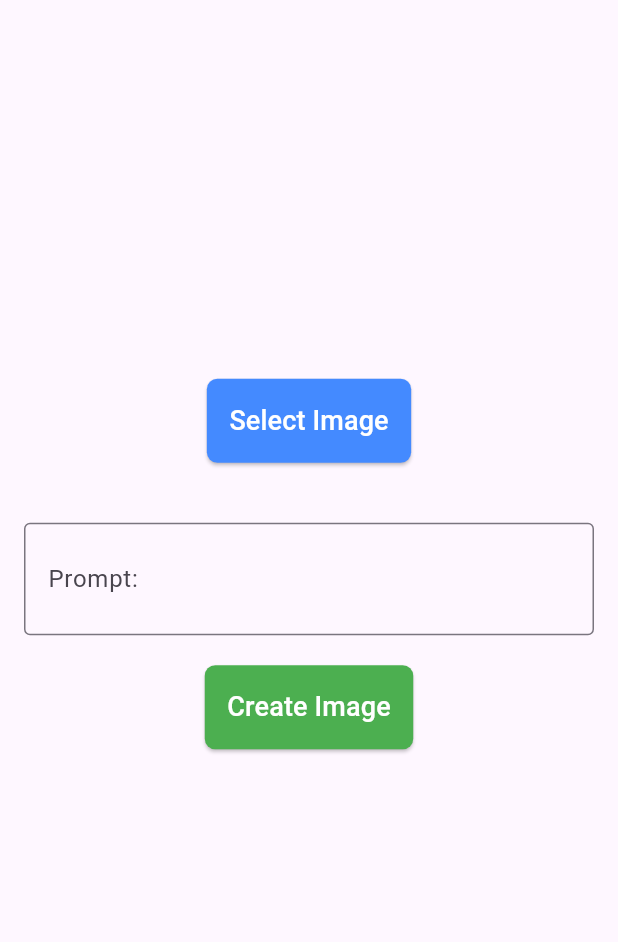
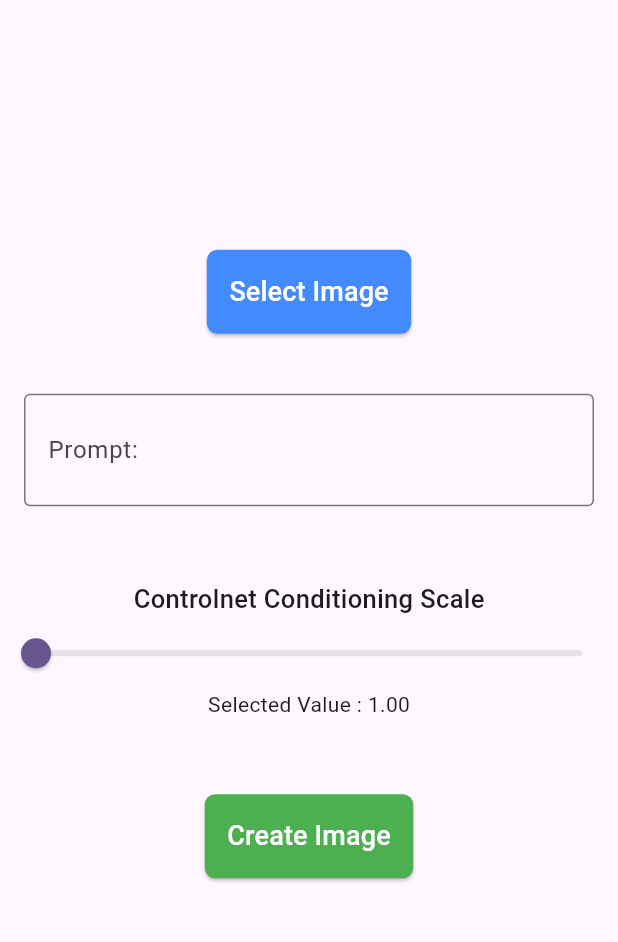
Before and after one commit to xrwy/illusion_diffusion, a Flutter app: the screen it shows after launch, on a phone screen of 412 x 824 dp, the part 108-1050 px from its top. Run offline on Flutter 3.47's test engine with Material 2 defaults, Android fonts, the phone set to English and light mode, and no system bars; our stand-ins replace image_picker.

```diff
--- a/lib/api/api.dart
+++ b/lib/api/api.dart
@@ -3,19 +3,18 @@ import 'dart:typed_data';
 import 'package:http/http.dart' as http;
 import 'dart:io';
 
-import 'package:path_provider/path_provider.dart';
 
 class Api {
   static const String apiUrl = "https://api.replicate.com/v1/predictions";
-  static const String apiToken = "r8_bsr2q6wH1j8vchHqnNeNFfACErbZiEM1RrGzJ";
+  static const String apiToken = "r8_D4p5z9rd57dpuM4x9C7QONjiL0pJeLI3hcLcP";
 
-  static const api_KEY = "54c71b7361b4c5c6d495d474cfe9b378";
+  static const apiKEY = "54c71b7361b4c5c6d495d474cfe9b378";
 
   static Future<Map<String, dynamic>?> uploadImageToImgbb(
       File imagePath) async {
     final url = Uri.parse("https://api.imgbb.com/1/upload");
     final request = http.MultipartRequest('POST', url)
-      ..fields['key'] = api_KEY
+      ..fields['key'] = apiKEY
       ..fields['expiration'] = "600"
       ..files.add(await http.MultipartFile.fromPath('image', imagePath.path));
 
@@ -48,7 +47,7 @@ class Api {
 
 
   static Future<String> makePostRequest(
-      Uint8List convertedBytes, String userPrompt, File pingImageResult) async {
+      Uint8List convertedBytes, String userPrompt, File pingImageResult, String sliderValue) async {
     final headers = {
       "Content-Type": "application/json",
       "Authorization": "Token $apiToken",
@@ -73,18 +72,19 @@ class Api {
             "seed":1057727382,
             "num_outputs":1,
             "image": response?["url"],
-            "controlnet_conditioning_scale":1,
+            "controlnet_conditioning_scale": double.parse(sliderValue),
             "border":1,
             "qrcode_background":"gray"
           }
         };
-
         try {
           final response = await http.post(
             Uri.parse(apiUrl),
             headers: headers,
             body: json.encode(data),
           );
+
+          print(response.body);
 
           if (response.statusCode == 201) {
             final predictionId = json.decode(response.body)['id'];
--- a/lib/pages/illusion_diffusion.dart
+++ b/lib/pages/illusion_diffusion.dart
@@ -20,6 +20,9 @@ class IllusionDiffusionState extends State<IllusionDiffusion> {
   String userPrompt = "";
   File? pingImageResult;
   Uint8List? _convertedBytes;
+  double sliderValue = 1;
+
+  final ScrollController _controller = ScrollController();
 
   circularProgressIndicator() {
     return Container(
@@ -206,7 +209,34 @@ class IllusionDiffusionState extends State<IllusionDiffusion> {
                       ),
                     ),
                     const SizedBox(
-                      height: 20.0,
+                      height: 50.0,
+                    ),
+                    const Align(
+                      alignment: Alignment.center,
+                      child: Text(
+                        'Controlnet Conditioning Scale',
+                        style: TextStyle(
+                            fontSize: 17.0, fontWeight: FontWeight.w500),
+                      ),
+                    ),
+                    Slider(
+                      value: sliderValue,
+                      min: 1,
+                      max: 4,
+                      label: sliderValue.toStringAsFixed(2),
+                      onChanged: (double value) {
+                        setState(() {
+                          sliderValue = value;
+                        });
+                      },
+                    ),
+                    Align(
+                      alignment: Alignment.center,
+                      child: Text(
+                          'Selected Value : ${sliderValue.toStringAsFixed(2)}'),
+                    ),
+                    const SizedBox(
+                      height: 50.0,
                     ),
                     Align(
                         alignment: Alignment.center,
@@ -252,7 +282,7 @@ class IllusionDiffusionState extends State<IllusionDiffusion> {
                             _convertedBytes != null
                         ? FutureBuilder<String>(
                             future: Api.makePostRequest(
-                                _convertedBytes!, userPrompt, pingImageResult!),
+                                _convertedBytes!, userPrompt, pingImageResult!, sliderValue.toStringAsFixed(2)),
                             builder: (context, snapshot) {
                               if (snapshot.connectionState ==
                                   ConnectionState.waiting) {
@@ -283,8 +313,16 @@ class IllusionDiffusionState extends State<IllusionDiffusion> {
                                         child: Container(
                                             margin: const EdgeInsets.only(
                                                 top: 30.0),
-                                            child: Image.network(
-                                                snapshot.data!))));
+                                            child: Expanded(
+                                              child: ListView.builder(
+                                                controller: _controller,
+                                                itemCount: 50, // Örnek için 50 eleman
+                                                itemBuilder: (context, index) {
+                                                  _controller.jumpTo(0);
+                                                  return Image.network('URL'); // Buraya gerçek resim URL'inizi ekleyin
+                                                },
+                                              ),
+                                            ),)));
                               }
                             })
                         : const SizedBox(),
```
